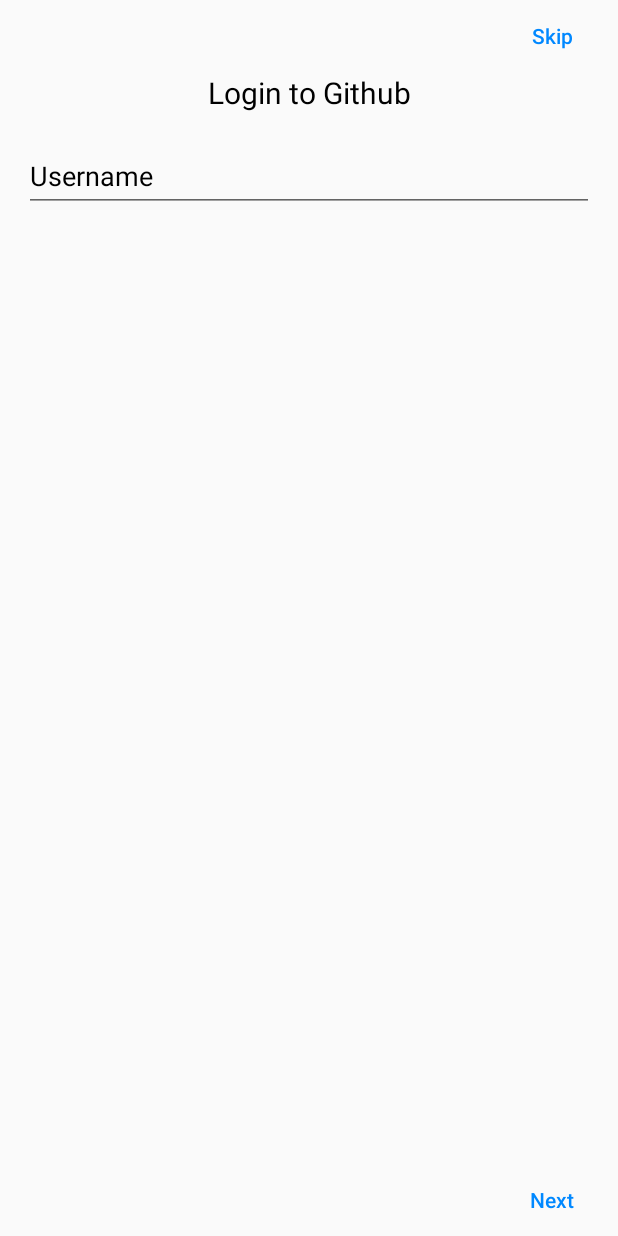
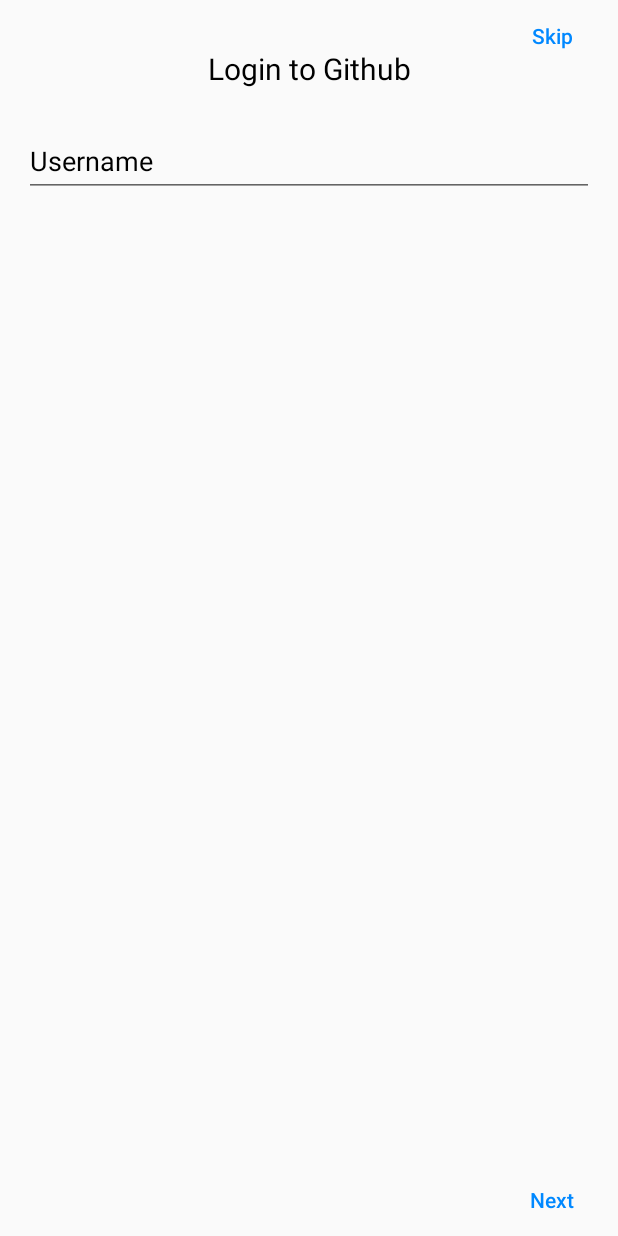
Before and after one commit to DaniilGalitskiy/MSAuthorization, an Android app: the fragment LoginFragment placed in its activity, on a phone screen of 412 x 824 dp. Run offline under Robolectric (Android 15) with nearby library versions, the phone set to English and light mode, and no system bars; our stand-ins replace Dagger/Hilt's generated code, RxJava; libraries missing offline, so code that uses them is left out: ru.terrakok.cicerone; 3 statements that could not run were skipped.

Commit message:
first pull request fix. Add editText design

```diff
--- a/app/build.gradle
+++ b/app/build.gradle
@@ -51,7 +51,6 @@ dependencies {
     //retrofit
     implementation 'com.squareup.retrofit2:retrofit:2.6.2'
     implementation 'com.squareup.retrofit2:converter-gson:2.6.2'
-    implementation 'com.squareup.retrofit2:converter-scalars:2.6.2'
     implementation 'com.squareup.retrofit2:adapter-rxjava2:2.6.2'
 
     //okhttp
--- a/app/src/main/java/com/dang/msautorization/Screens.kt
+++ b/app/src/main/java/com/dang/msautorization/Screens.kt
@@ -7,7 +7,7 @@ import ru.terrakok.cicerone.android.support.SupportAppScreen
 
 class Screens {
 
-    class MainScreen : SupportAppScreen() {
+    class LoginScreen : SupportAppScreen() {
 
         override fun getFragment(): Fragment {
             return LoginFragment.getNewInstance()
--- a/app/src/main/java/com/dang/msautorization/di/NavigationModule.kt
+++ b/app/src/main/java/com/dang/msautorization/di/NavigationModule.kt
@@ -16,13 +16,9 @@ class NavigationModule {
 
     @Provides
     @Singleton
-    fun provideRouter(): Router {
-        return cicerone.router
-    }
+    fun provideRouter(): Router = cicerone.router
 
     @Provides
     @Singleton
-    fun provideNavigatorHolder(): NavigatorHolder {
-        return cicerone.navigatorHolder
-    }
+    fun provideNavigatorHolder(): NavigatorHolder = cicerone.navigatorHolder
 }
--- a/app/src/main/java/com/dang/msautorization/repository/net/entity/User.kt
+++ b/app/src/main/java/com/dang/msautorization/repository/net/entity/User.kt
@@ -1,5 +1,3 @@
 package com.dang.msautorization.repository.net.entity
 
-data class User(val id: Int, val name: String, val password: String) {
-
-}
+data class User(val id: Int, val name: String, val password: String)
--- a/app/src/main/java/com/dang/msautorization/view/MainActivity.kt
+++ b/app/src/main/java/com/dang/msautorization/view/MainActivity.kt
@@ -48,8 +48,9 @@ class MainActivity : AppCompatActivity() {
         super.onCreate(savedInstanceState)
         setContentView(R.layout.activity_main)
 
-        if (savedInstanceState == null)
-            router.newRootScreen(Screens.MainScreen())
+        if (savedInstanceState == null) {
+            router.newRootScreen(Screens.LoginScreen())
+        }
     }
 
     override fun onResume() {
--- a/app/src/main/java/com/dang/msautorization/view/home/HomeViewModel.kt
+++ b/app/src/main/java/com/dang/msautorization/view/home/HomeViewModel.kt
@@ -7,7 +7,7 @@ import ru.terrakok.cicerone.Router
 class HomeViewModel(private val router: Router) : BaseViewModel(), IHomeViewModel{
 
     override fun onAccountImageClick() {
-        router.backTo(Screens.MainScreen())
+        router.navigateTo(Screens.LoginScreen())
     }
 
 }
--- a/app/src/main/java/com/dang/msautorization/view/login/LoginFragment.kt
+++ b/app/src/main/java/com/dang/msautorization/view/login/LoginFragment.kt
@@ -1,16 +1,20 @@
 package com.dang.msautorization.view.login
 
-import android.annotation.SuppressLint
+import android.content.Context.MODE_PRIVATE
+import android.content.SharedPreferences
 import android.os.Build
 import android.os.Bundle
 import android.view.*
+import android.view.inputmethod.EditorInfo
+import androidx.core.content.ContextCompat
+import androidx.core.view.isVisible
 import androidx.fragment.app.Fragment
 import com.dang.msautorization.App
 import com.dang.msautorization.R
 import com.dang.msautorization.view.ScreenLogin.*
 import io.reactivex.disposables.CompositeDisposable
 import io.reactivex.disposables.Disposable
-import kotlinx.android.synthetic.main.fragment_main.*
+import kotlinx.android.synthetic.main.fragment_login.*
 import javax.inject.Inject
 
 class LoginFragment : Fragment() {
@@ -59,7 +63,7 @@ class LoginFragment : Fragment() {
         container: ViewGroup?,
         savedInstanceState: Bundle?
     ): View? {
-        return inflater.inflate(R.layout.fragment_main, container, false)
+        return inflater.inflate(R.layout.fragment_login, container, false)
     }
 
     override fun onViewCreated(view: View, savedInstanceState: Bundle?) {
@@ -67,36 +71,30 @@ class LoginFragment : Fragment() {
         init()
     }
 
-    @Suppress("WHEN_ENUM_CAN_BE_NULL_IN_JAVA")
+
     private fun subscribe(): Disposable = CompositeDisposable(
-        mainViewModel.state.subscribe {
-            when (it) {
-                user -> {
-                    userConstrainElements.visibility = View.VISIBLE
-                    passwordConstrainElements.visibility = View.GONE
-                }
-                password -> {
-                    userConstrainElements.visibility = View.GONE
-                    passwordConstrainElements.visibility = View.VISIBLE
-                }
-            }
+        mainViewModel.state.subscribe { screenLogin ->
+            userTextInputLayout.isVisible = screenLogin == user
+            passwordTextInputLayout.isVisible = screenLogin == password
+
+            nextButton.isVisible = screenLogin == user
+            backButton.isVisible = screenLogin == password
+            loginButton.isVisible = screenLogin == password
         }
     )
 
-    @SuppressLint("ResourceAsColor")
     private fun init() {
         if (Build.VERSION.SDK_INT >= Build.VERSION_CODES.LOLLIPOP) {
             val window: Window = activity!!.window
 
             window.decorView.systemUiVisibility = 0
-            @Suppress("DEPRECATION")
-            window.statusBarColor = resources.getColor(R.color.blackTopPanel)
+            window.statusBarColor = ContextCompat.getColor(activity!!, R.color.blackTopPanel)
         }
 
         skipButton.setOnClickListener {
             mainViewModel.onSkipButtonClick()
         }
-        loginButton.setOnClickListener{
+        loginButton.setOnClickListener {
             mainViewModel.onLoginButtonClick()
         }
         nextButton.setOnClickListener {
@@ -105,6 +103,20 @@ class LoginFragment : Fragment() {
         backButton.setOnClickListener {
             mainViewModel.onBackButtonClick()
         }
+
+        userEditText.setOnEditorActionListener { _, actionId, _ ->
+            if (actionId == EditorInfo.IME_ACTION_NEXT) {
+                mainViewModel.onNextButtonClick()
+            }
+            false
+        }
+
+        passwordEditText.setOnEditorActionListener { _, actionId, _ ->
+            if (actionId == EditorInfo.IME_ACTION_GO) {
+                mainViewModel.onLoginButtonClick()
+            }
+            false
+        }
     }
 
 }
--- a/app/src/main/java/com/dang/msautorization/view/login/LoginViewModel.kt
+++ b/app/src/main/java/com/dang/msautorization/view/login/LoginViewModel.kt
@@ -12,11 +12,11 @@ class LoginViewModel(private val router: Router) : BaseViewModel(), IMainViewMod
     override val state = BehaviorSubject.createDefault(ScreenLogin.user)
 
     override fun onSkipButtonClick() {
-        router.navigateTo(Screens.HomeScreen())
+        router.newRootScreen(Screens.HomeScreen())
     }
 
     override fun onLoginButtonClick() {
-        router.navigateTo(Screens.HomeScreen())
+        router.newRootScreen(Screens.HomeScreen())
     }
 
     override fun onBackButtonClick() {
--- /dev/null
+++ b/app/src/main/res/layout/fragment_login.xml
@@ -0,0 +1,126 @@
+<?xml version="1.0" encoding="utf-8"?>
+<androidx.constraintlayout.widget.ConstraintLayout xmlns:android="http://schemas.android.com/apk/res/android"
+    xmlns:app="http://schemas.android.com/apk/res-auto"
+    xmlns:tools="http://schemas.android.com/tools"
+    android:layout_width="match_parent"
+    android:layout_height="match_parent"
+    android:orientation="vertical"
+    tools:context=".view.MainActivity">
+
+
+    <Button
+        android:id="@+id/skipButton"
+        style="@style/Widget.AppCompat.Button.Borderless.Colored"
+        android:layout_width="wrap_content"
+        android:layout_height="wrap_content"
+        android:background="@drawable/ripple_buttons"
+        android:text="@string/skip"
+        android:textAllCaps="false"
+        android:textColor="@color/colorTextBlue"
+        app:layout_constraintRight_toRightOf="parent"
+        app:layout_constraintTop_toTopOf="parent" />
+
+    <TextView
+        android:id="@+id/loginTextView"
+        android:layout_width="wrap_content"
+        android:layout_height="wrap_content"
+        android:layout_marginTop="32dp"
+        android:text="@string/login_to_github"
+        android:textColor="@android:color/black"
+        android:textSize="20sp"
+        app:layout_constraintLeft_toLeftOf="parent"
+        app:layout_constraintRight_toRightOf="parent"
+        app:layout_constraintTop_toTopOf="parent" />
+
+
+    <!--USER-->
+    <com.google.android.material.textfield.TextInputLayout
+        android:id="@+id/userTextInputLayout"
+        android:layout_width="0dp"
+        android:layout_height="wrap_content"
+        android:layout_marginTop="16dp"
+        android:textColorHint="@android:color/black"
+        app:hintTextColor="@color/colorTextBlue"
+        app:layout_constraintLeft_toLeftOf="parent"
+        app:layout_constraintRight_toRightOf="parent"
+        app:layout_constraintTop_toBottomOf="@+id/loginTextView">
+
+        <com.google.android.material.textfield.TextInputEditText
+            android:id="@+id/userEditText"
+            android:layout_width="match_parent"
+            android:layout_height="wrap_content"
+            android:layout_margin="16dp"
+            android:fontFamily="sans-serif"
+            android:hint="@string/username"
+            android:imeOptions="actionNext"
+            android:inputType="textCapSentences" />
+    </com.google.android.material.textfield.TextInputLayout>
+
+    <Button
+        android:id="@+id/nextButton"
+        style="@style/Widget.AppCompat.Button.Borderless.Colored"
+        android:layout_width="wrap_content"
+        android:layout_height="wrap_content"
+        android:background="@drawable/ripple_buttons"
+        android:text="@string/next"
+        android:textAllCaps="false"
+        android:textColor="@color/colorTextBlue"
+        tools:visibility="visible"
+        app:layout_constraintBottom_toBottomOf="parent"
+        app:layout_constraintRight_toRightOf="parent" />
+
+
+    <!--PASSWORD-->
+    <com.google.android.material.textfield.TextInputLayout
+        android:id="@+id/passwordTextInputLayout"
+        android:layout_width="0dp"
+        android:layout_height="wrap_content"
+        android:layout_marginTop="16dp"
+        android:textColorHint="@android:color/black"
+        android:visibility="gone"
+        app:hintTextColor="@color/colorTextBlue"
+        app:layout_constraintLeft_toLeftOf="parent"
+        app:layout_constraintRight_toRightOf="parent"
+        app:layout_constraintTop_toBottomOf="@+id/loginTextView"
+        app:passwordToggleEnabled="true">
+
+        <com.google.android.material.textfield.TextInputEditText
+            android:id="@+id/passwordEditText"
+            android:layout_width="match_parent"
+            android:layout_height="wrap_content"
+            android:layout_margin="16dp"
+            android:fontFamily="sans-serif"
+            android:hint="@string/password"
+            android:imeOptions="actionGo"
+            android:inputType="textPassword" />
+    </com.google.android.material.textfield.TextInputLayout>
+
+    <Button
+        android:id="@+id/loginButton"
+        style="@style/Widget.AppCompat.Button.Borderless.Colored"
+        android:layout_width="wrap_content"
+        android:layout_height="wrap_content"
+        android:background="@drawable/ripple_buttons"
+        android:text="@string/login"
+        android:textAllCaps="false"
+        android:textColor="@color/colorTextBlue"
+        android:visibility="gone"
+        tools:visibility="visible"
+        app:layout_constraintBottom_toBottomOf="parent"
+        app:layout_constraintRight_toRightOf="parent" />
+
+    <Button
+        android:id="@+id/backButton"
+        style="@style/Widget.AppCompat.Button.Borderless.Colored"
+        android:layout_width="wrap_content"
+        android:layout_height="wrap_content"
+        android:background="@drawable/ripple_buttons"
+        android:text="@string/back"
+        android:textAllCaps="false"
+        android:textColor="@color/colorTextBlue"
+        android:visibility="gone"
+        tools:visibility="visible"
+        app:layout_constraintBottom_toBottomOf="parent"
+        app:layout_constraintLeft_toLeftOf="parent" />
+
+</androidx.constraintlayout.widget.ConstraintLayout>
--- a/app/src/main/res/layout/fragment_main.xml
+++ /dev/null
@@ -1,131 +0,0 @@
-<?xml version="1.0" encoding="utf-8"?>
-<LinearLayout xmlns:android="http://schemas.android.com/apk/res/android"
-    xmlns:app="http://schemas.android.com/apk/res-auto"
-    xmlns:tools="http://schemas.android.com/tools"
-    android:layout_width="match_parent"
-    android:layout_height="match_parent"
-    android:orientation="vertical"
-    tools:context=".view.MainActivity">
-
-
-    <androidx.constraintlayout.widget.ConstraintLayout
-        android:id="@+id/loginConstrain"
-        android:layout_width="match_parent"
-        android:layout_height="wrap_content"
-        app:layout_constraintTop_toTopOf="parent">
-
-        <Button
-            android:id="@+id/skipButton"
-            style="@style/Widget.AppCompat.Button.Borderless.Colored"
-            android:layout_width="wrap_content"
-            android:layout_height="wrap_content"
-            android:background="@drawable/ripple_buttons"
-            android:text="@string/skip"
-            android:textAllCaps="false"
-            android:textColor="@color/colorTextBlue"
-            app:layout_constraintRight_toRightOf="parent"
-            app:layout_constraintTop_toTopOf="parent" />
-
-        <TextView
-            android:id="@+id/loginTextView"
-            android:layout_width="wrap_content"
-            android:layout_height="wrap_content"
-            android:text="@string/login_to_github"
-            android:textSize="20sp"
-            android:textColor="@android:color/black"
-            app:layout_constraintLeft_toLeftOf="parent"
-            app:layout_constraintRight_toRightOf="parent"
-            app:layout_constraintTop_toBottomOf="@+id/skipButton" />
-    </androidx.constraintlayout.widget.ConstraintLayout>
-
-
-    <androidx.constraintlayout.widget.ConstraintLayout
-        android:id="@+id/userConstrainElements"
-        android:layout_width="match_parent"
-        android:layout_height="match_parent"
-        app:layout_constraintTop_toBottomOf="@+id/loginConstrain">
-
-        <com.google.android.material.textfield.TextInputLayout
-            android:id="@+id/userTextInputLayout"
-            android:layout_width="0dp"
-            android:layout_height="wrap_content"
-            android:layout_marginTop="10dp"
-            android:textColorHint="@android:color/black"
-            app:hintTextColor="@color/colorTextBlue"
-            app:layout_constraintLeft_toLeftOf="parent"
-            app:layout_constraintRight_toRightOf="parent"
-            app:layout_constraintTop_toTopOf="@+id/userConstrainElements">
-
-            <EditText
-                android:layout_width="match_parent"
-                android:layout_height="wrap_content"
-                android:layout_margin="16dp"
-                android:hint="@string/username" />
-        </com.google.android.material.textfield.TextInputLayout>
-
-
-        <Button
-            android:id="@+id/nextButton"
-            style="@style/Widget.AppCompat.Button.Borderless.Colored"
-            android:layout_width="wrap_content"
-            android:layout_height="wrap_content"
-            android:background="@drawable/ripple_buttons"
-            android:text="@string/next"
-            android:textAllCaps="false"
-            android:textColor="@color/colorTextBlue"
-            app:layout_constraintBottom_toBottomOf="parent"
-            app:layout_constraintRight_toRightOf="parent" />
-    </androidx.constraintlayout.widget.ConstraintLayout>
-
-
-    <androidx.constraintlayout.widget.ConstraintLayout
-        android:id="@+id/passwordConstrainElements"
-        android:layout_width="match_parent"
-        android:layout_height="match_parent"
-        android:visibility="gone"
-        app:layout_constraintTop_toBottomOf="@+id/loginConstrain">
-
-        <com.google.android.material.textfield.TextInputLayout
-            android:id="@+id/passwordTextInputLayout"
-            android:layout_width="0dp"
-            android:layout_height="wrap_content"
-            android:layout_marginTop="10dp"
-            android:textColorHint="@android:color/black"
-            app:hintTextColor="@color/colorTextBlue"
-            app:layout_constraintLeft_toLeftOf="parent"
-            app:layout_constraintRight_toRightOf="parent"
-            app:layout_constraintTop_toTopOf="@+id/passwordConstrainElements">
-
-            <EditText
-                android:layout_width="match_parent"
-                android:layout_height="wrap_content"
-                android:layout_margin="16dp"
-                android:hint="@string/password" />
-        </com.google.android.material.textfield.TextInputLayout>
-
-        <Button
-            android:id="@+id/loginButton"
-            style="@style/Widget.AppCompat.Button.Borderless.Colored"
-            android:layout_width="wrap_content"
-            android:layout_height="wrap_content"
-            android:background="@drawable/ripple_buttons"
-            android:text="@string/login"
-            android:textAllCaps="false"
-            android:textColor="@color/colorTextBlue"
-            app:layout_constraintBottom_toBottomOf="parent"
-            app:layout_constraintRight_toRightOf="parent" />
-
-        <Button
-            android:id="@+id/backButton"
-            style="@style/Widget.AppCompat.Button.Borderless.Colored"
-            android:layout_width="wrap_content"
-            android:layout_height="wrap_content"
-            android:background="@drawable/ripple_buttons"
-            android:text="@string/back"
-            android:textAllCaps="false"
-            android:textColor="@color/colorTextBlue"
-            app:layout_constraintBottom_toBottomOf="parent"
-            app:layout_constraintLeft_toLeftOf="parent" />
-    </androidx.constraintlayout.widget.ConstraintLayout>
-
-</LinearLayout>
```
